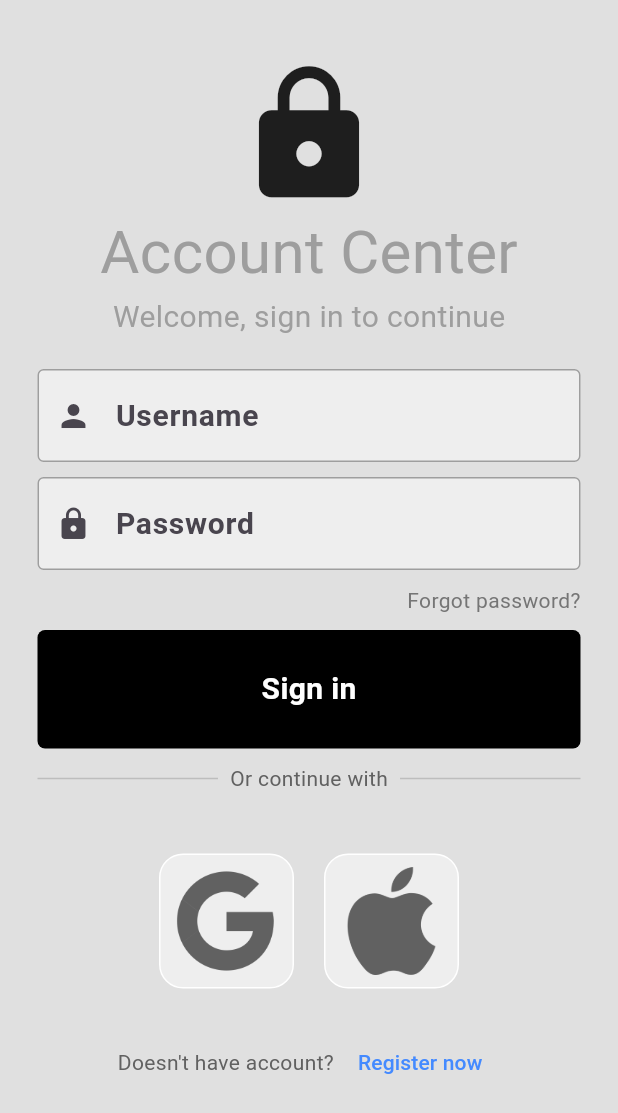
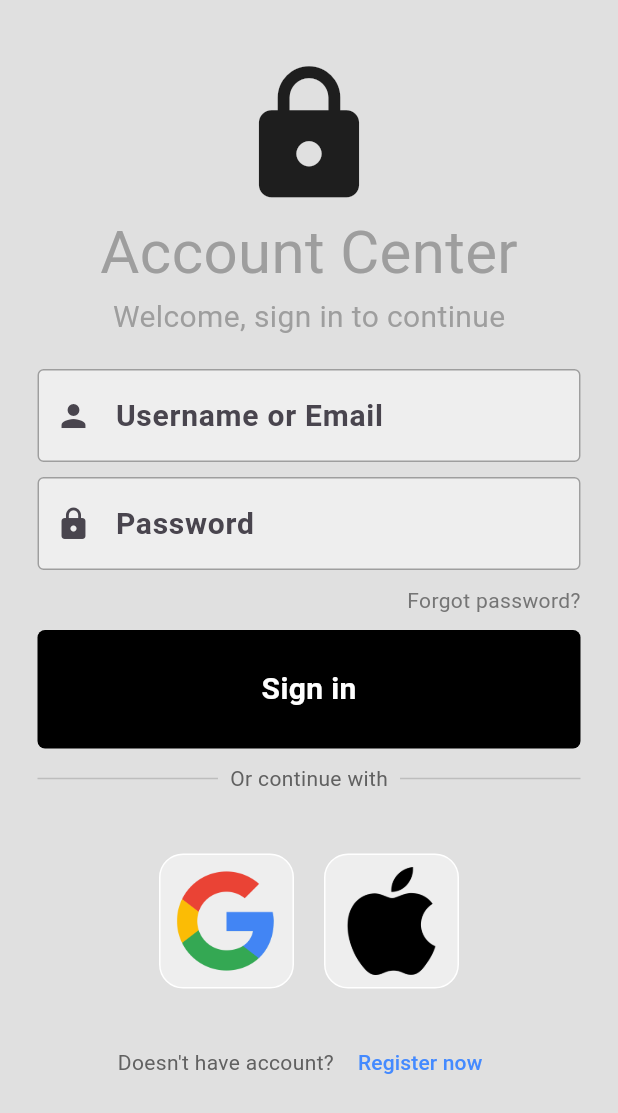
Before and after one commit to simonpetersgh/idx-web-app_fAuth, a Flutter app: the screen it shows after launch, after a tap on "Register now", on a phone screen of 412 x 824 dp. Shown: the top 1113 px of the screen. Run offline on Flutter 3.47's test engine with Material 3 defaults, Android fonts, the phone set to English and light mode, and no system bars; our stand-ins replace firebase_auth, firebase_core; accounts and stored records are empty; network calls fail.

Commit message:
aded auth logic

```diff
--- a/lib/main.dart
+++ b/lib/main.dart
@@ -1,5 +1,5 @@
 import 'package:flutter/material.dart';
-import 'package:myapp/pages/login_page.dart';
+import 'package:myapp/pages/auth_page.dart';
 import 'package:firebase_core/firebase_core.dart';
 // import 'firebase_options.dart';
 
@@ -22,7 +22,7 @@ void main() async {
         colorScheme: ColorScheme.fromSeed(seedColor: Colors.deepPurple),
         useMaterial3: true,
       ),
-      home: LoginPage(),
+      home: const AuthLogic(),
       debugShowCheckedModeBanner: false,
     ),
   );
--- /dev/null
+++ b/lib/pages/auth_page.dart
@@ -0,0 +1,28 @@
+// To authenticated whether used is login or not
+import 'package:firebase_auth/firebase_auth.dart';
+import 'package:flutter/material.dart';
+import 'package:myapp/pages/home_page.dart';
+import 'package:myapp/pages/login_page.dart';
+
+class AuthLogic extends StatelessWidget {
+  const AuthLogic({super.key});
+
+  @override
+  Widget build(BuildContext context) {
+    return Scaffold(
+      body: StreamBuilder<User?>(
+          stream: FirebaseAuth.instance.authStateChanges(),
+          builder: ((context, snapshot) {
+            // is user logged in??
+            if (snapshot.hasData) {
+              return const HomePage();
+            }
+
+            // is user NOT logged in??
+            else {
+              return LoginPage();
+            }
+          })),
+    );
+  }
+}
--- a/lib/pages/login_page.dart
+++ b/lib/pages/login_page.dart
@@ -1,4 +1,4 @@
-
+import 'package:firebase_auth/firebase_auth.dart';
 import 'package:flutter/material.dart';
 
 import 'package:myapp/ui_components/image_square_tile.dart';
@@ -9,11 +9,14 @@ class LoginPage extends StatelessWidget {
   LoginPage({super.key});
 
   // text controllers
-  final usernameController = TextEditingController();
+  final emailController = TextEditingController();
   final passwordController = TextEditingController();
 
   // signin method
-  signIn() {}
+  void signInUser() async {
+    await FirebaseAuth.instance.signInWithEmailAndPassword(
+        email: emailController.text, password: passwordController.text);
+  }
 
   @override
   Widget build(BuildContext context) {
@@ -47,8 +50,8 @@ class LoginPage extends StatelessWidget {
 
               // username field
               MyTextField(
-                    controller: usernameController,
-                    hintText: "Username",
+                controller: emailController,
+                hintText: "Username or Email",
                 obscureText: false,
                 icon: const Icon(Icons.person),
               ),
@@ -84,7 +87,7 @@ class LoginPage extends StatelessWidget {
               const SizedBox(height: 10),
 
               // login button
-                  MyButton(onTap: signIn),
+              MyButton(onTap: signInUser),
 
               const SizedBox(height: 10),
 
@@ -125,7 +128,6 @@ class LoginPage extends StatelessWidget {
 
                   // apple option
                   SquareImageTile(imagePath: "assets/images/apple.png"),
-
                 ],
               ),
 
@@ -135,16 +137,14 @@ class LoginPage extends StatelessWidget {
               Row(
                 mainAxisAlignment: MainAxisAlignment.center,
                 children: [
-                      Text(
-                        "Doesn't have account?",
+                  Text("Doesn't have account?",
                       style: TextStyle(color: Colors.grey[700])),
 
                   const SizedBox(width: 4),
 
                   TextButton(
-                        onPressed: (){},
-                        child: const Text(
-                          "Register now",
+                    onPressed: signInUser,
+                    child: const Text("Register now",
                         style: TextStyle(color: Colors.blueAccent)),
                   ),
 
@@ -152,14 +152,12 @@ class LoginPage extends StatelessWidget {
                   //   "Register now",
                   //   style: TextStyle(color: Colors.blueAccent),
                   // ),
-
                 ],
               ),
 
               const SizedBox(height: 30),
             ],
-              )
-          ),
+          )),
         ),
       ),
     );
--- a/lib/ui_components/image_square_tile.dart
+++ b/lib/ui_components/image_square_tile.dart
@@ -13,7 +13,7 @@ class SquareImageTile extends StatelessWidget {
         borderRadius: BorderRadius.circular(16),
         color: Colors.grey[200],
       ),
-      child: Image.asset(imagePath, height: 72, color: Colors.grey[700],)
+      child: Image.asset(imagePath, height: 72,)
     );
   }
 }
--- a/pubspec.yaml
+++ b/pubspec.yaml
@@ -36,6 +36,7 @@ dependencies:
   # Use with the CupertinoIcons class for iOS style icons.
   cupertino_icons: ^1.0.2
   firebase_core: ^2.24.2
+  firebase_auth: ^4.16.0
 
 dev_dependencies:
   flutter_test:
```
Also changed, not shown: lib/pages/home_page.dart (added, +14 -0 lines), pubspec.lock, 3 other files. Lines whose indentation alone changed are shown as unchanged.
